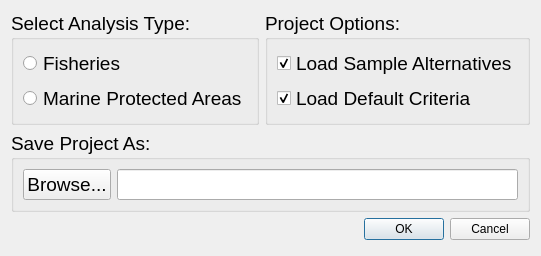
Old version of the form src/gui/create_project.ui in the repository Ecotrust/delphos.
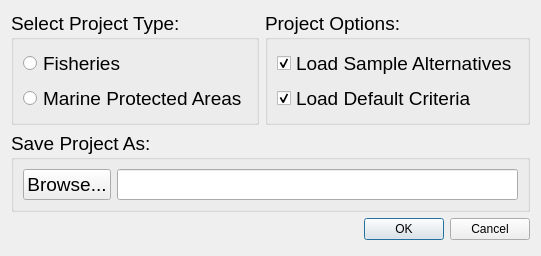
New version of the form.

Patch:
```diff
--- a/src/gui/create_project.ui
+++ b/src/gui/create_project.ui
@@ -29,7 +29,7 @@
               </font>
              </property>
              <property name="title" >
-              <string>Select Analysis Type:</string>
+              <string>Select Project Type:</string>
              </property>
              <layout class="QVBoxLayout" >
               <item>
```
